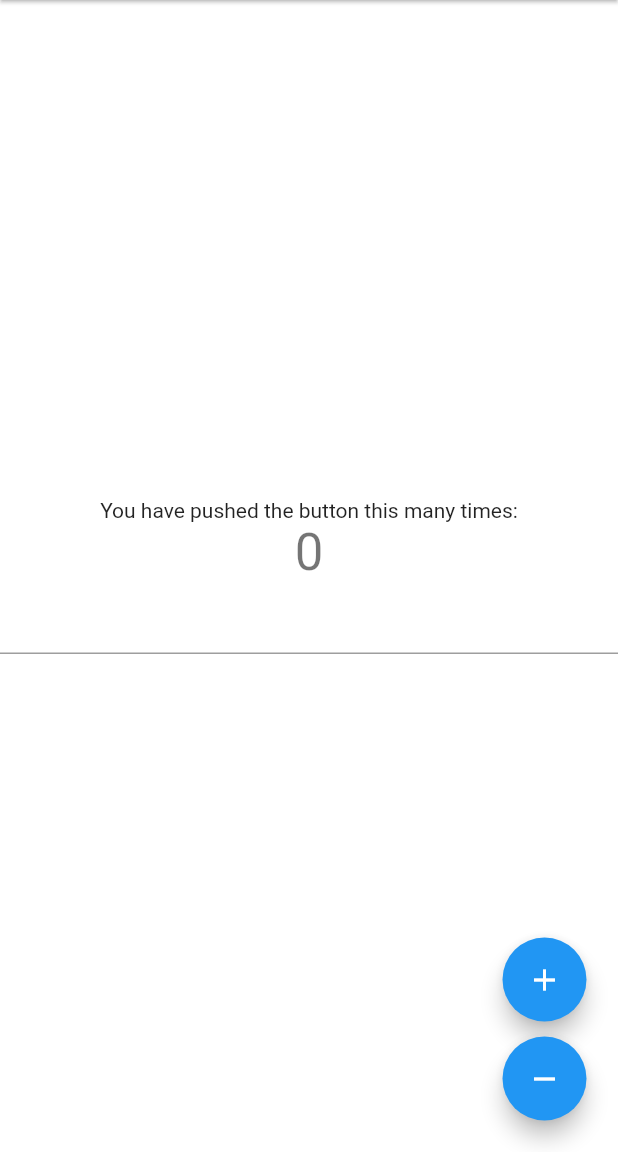
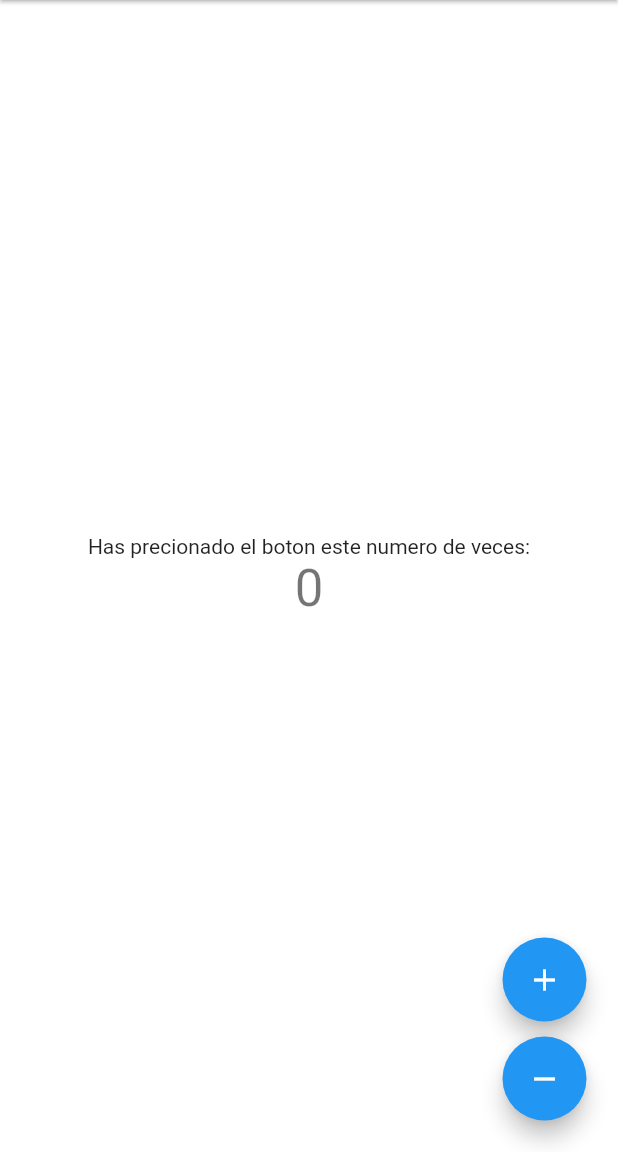
Before and after one commit to eriko13/flutter_messaging_app, a Flutter app: the screen it shows after launch, on a phone screen of 412 x 824 dp, the part 84-1236 px from its top. Run offline on Flutter 3.47's test engine with Material 2 defaults, Android fonts, the light colour scheme and no system bars.

Commit message:
cambie el texto a español

```diff
--- a/lib/main.dart
+++ b/lib/main.dart
@@ -79,14 +79,13 @@ class _MyHomePageState extends State<MyHomePage> {
               _counter < 0 ||
                       _counter > listachistosa.length - 1 ||
                       listachistosa[_counter].isEmpty
-                  ? 'You have pushed the button this many times:'
+                  ? 'Has precionado el boton este numero de veces:'
                   : listachistosa[_counter],
             ),
             Text(
               '$_counter',
               style: Theme.of(context).textTheme.headline4,
             ),
-            TextFormField(),
           ],
         ),
       ),
```
